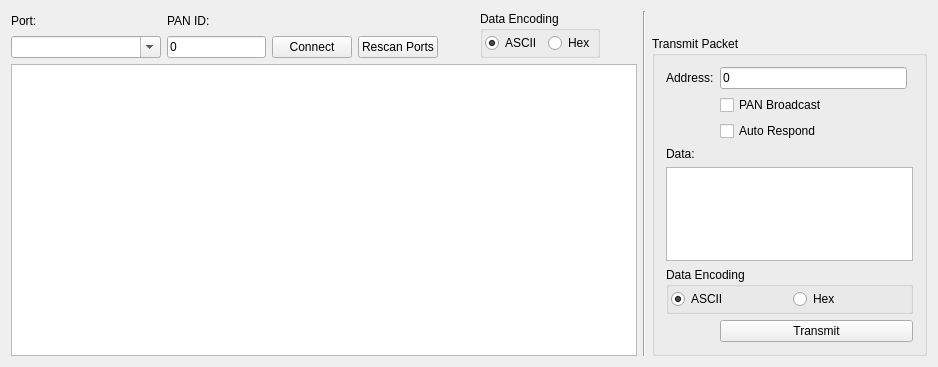
Before: the Qt Designer form tools/rfPacketInterface/widget.ui in BennettRand/Dr-Wattson, drawn with Qt 5.
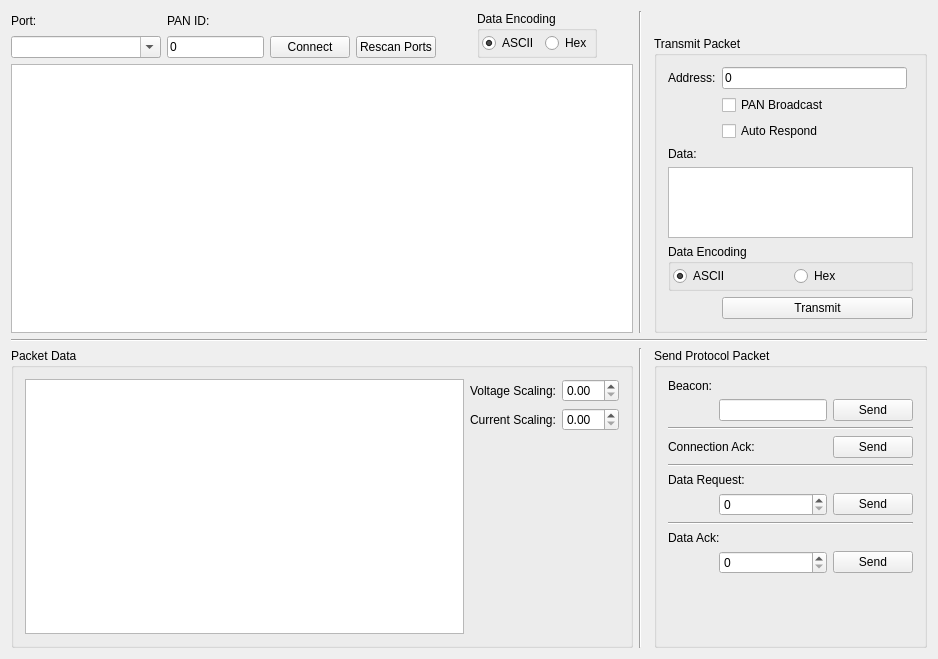
After: the same form once the commit is applied.

Commit message: Updated interface to add communication protocol support.

Diff of the .ui file:
```diff
--- a/tools/rfPacketInterface/widget.ui
+++ b/tools/rfPacketInterface/widget.ui
@@ -7,13 +7,104 @@
     <x>0</x>
     <y>0</y>
     <width>938</width>
-    <height>367</height>
+    <height>659</height>
    </rect>
   </property>
   <property name="windowTitle">
    <string>RF Packet Interface</string>
   </property>
   <layout class="QGridLayout" name="gridLayout">
+   <item row="5" column="0" colspan="10">
+    <widget class="Line" name="line_2">
+     <property name="orientation">
+      <enum>Qt::Horizontal</enum>
+     </property>
+    </widget>
+   </item>
+   <item row="6" column="0" colspan="7">
+    <widget class="QGroupBox" name="packetDataBox">
+     <property name="sizePolicy">
+      <sizepolicy hsizetype="Preferred" vsizetype="Fixed">
+       <horstretch>0</horstretch>
+       <verstretch>0</verstretch>
+      </sizepolicy>
+     </property>
+     <property name="minimumSize">
+      <size>
+       <width>0</width>
+       <height>300</height>
+      </size>
+     </property>
+     <property name="title">
+      <string>Packet Data</string>
+     </property>
+     <layout class="QGridLayout" name="gridLayout_3">
+      <item row="1" column="1">
+       <widget class="QLabel" name="currentScalingLabel">
+        <property name="text">
+         <string>Current Scaling:</string>
+        </property>
+       </widget>
+      </item>
+      <item row="0" column="0" rowspan="4">
+       <widget class="QPlainTextEdit" name="plainTextEdit">
+        <property name="minimumSize">
+         <size>
+          <width>0</width>
+          <height>0</height>
+         </size>
+        </property>
+       </widget>
+      </item>
+      <item row="3" column="1" colspan="2">
+       <spacer name="horizontalSpacer_3">
+        <property name="orientation">
+         <enum>Qt::Horizontal</enum>
+        </property>
+        <property name="sizeHint" stdset="0">
+         <size>
+          <width>40</width>
+          <height>20</height>
+         </size>
+        </property>
+       </spacer>
+      </item>
+      <item row="0" column="2">
+       <widget class="QDoubleSpinBox" name="voltagescalingSpinbox"/>
+      </item>
+      <item row="0" column="1">
+       <widget class="QLabel" name="voltageScalingLabel">
+        <property name="text">
+         <string>Voltage Scaling:</string>
+        </property>
+       </widget>
+      </item>
+      <item row="2" column="1">
+       <spacer name="verticalSpacer">
+        <property name="orientation">
+         <enum>Qt::Vertical</enum>
+        </property>
+        <property name="sizeHint" stdset="0">
+         <size>
+          <width>20</width>
+          <height>40</height>
+         </size>
+        </property>
+       </spacer>
+      </item>
+      <item row="1" column="2">
+       <widget class="QDoubleSpinBox" name="currentScalingSpinbox"/>
+      </item>
+     </layout>
+    </widget>
+   </item>
+   <item row="6" column="7">
+    <widget class="Line" name="line_3">
+     <property name="orientation">
+      <enum>Qt::Vertical</enum>
+     </property>
+    </widget>
+   </item>
    <item row="1" column="0">
     <widget class="QComboBox" name="portCombo">
      <property name="minimumSize">
@@ -27,43 +118,6 @@
      </property>
     </widget>
    </item>
-   <item row="2" column="0" rowspan="3" colspan="7">
-    <widget class="QTableView" name="tableView">
-     <property name="editTriggers">
-      <set>QAbstractItemView::NoEditTriggers</set>
-     </property>
-     <property name="showDropIndicator" stdset="0">
-      <bool>false</bool>
-     </property>
-     <property name="dragDropOverwriteMode">
-      <bool>false</bool>
-     </property>
-     <property name="alternatingRowColors">
-      <bool>true</bool>
-     </property>
-     <property name="selectionMode">
-      <enum>QAbstractItemView::ExtendedSelection</enum>
-     </property>
-     <property name="selectionBehavior">
-      <enum>QAbstractItemView::SelectRows</enum>
-     </property>
-     <property name="wordWrap">
-      <bool>true</bool>
-     </property>
-     <property name="cornerButtonEnabled">
-      <bool>false</bool>
-     </property>
-     <attribute name="horizontalHeaderDefaultSectionSize">
-      <number>100</number>
-     </attribute>
-     <attribute name="horizontalHeaderStretchLastSection">
-      <bool>true</bool>
-     </attribute>
-     <attribute name="verticalHeaderShowSortIndicator" stdset="0">
-      <bool>false</bool>
-     </attribute>
-    </widget>
-   </item>
    <item row="1" column="1">
     <widget class="QLineEdit" name="panLineEdit">
      <property name="inputMask">
@@ -119,6 +173,13 @@
      </layout>
     </widget>
    </item>
+   <item row="1" column="3">
+    <widget class="QPushButton" name="recanPortsButton">
+     <property name="text">
+      <string>Rescan Ports</string>
+     </property>
+    </widget>
+   </item>
    <item row="1" column="2">
     <widget class="QPushButton" name="connectButton">
      <property name="text">
@@ -129,13 +190,6 @@
      </property>
     </widget>
    </item>
-   <item row="1" column="3">
-    <widget class="QPushButton" name="recanPortsButton">
-     <property name="text">
-      <string>Rescan Ports</string>
-     </property>
-    </widget>
-   </item>
    <item row="1" column="4">
     <spacer name="horizontalSpacer_2">
      <property name="orientation">
@@ -162,6 +216,13 @@
      </property>
     </spacer>
    </item>
+   <item row="0" column="1">
+    <widget class="QLabel" name="panIdLabel">
+     <property name="text">
+      <string>PAN ID:</string>
+     </property>
+    </widget>
+   </item>
    <item row="0" column="7" rowspan="5">
     <widget class="Line" name="line">
      <property name="orientation">
@@ -169,7 +230,7 @@
      </property>
     </widget>
    </item>
-   <item row="1" column="8" rowspan="4">
+   <item row="1" column="9" rowspan="4">
     <widget class="QGroupBox" name="txPacketGroupBox">
      <property name="sizePolicy">
       <sizepolicy hsizetype="Preferred" vsizetype="Preferred">
@@ -283,11 +344,166 @@
      </layout>
     </widget>
    </item>
-   <item row="0" column="1">
-    <widget class="QLabel" name="panIdLabel">
-     <property name="text">
-      <string>PAN ID:</string>
+   <item row="2" column="0" rowspan="3" colspan="7">
+    <widget class="QTableView" name="tableView">
+     <property name="editTriggers">
+      <set>QAbstractItemView::NoEditTriggers</set>
      </property>
+     <property name="showDropIndicator" stdset="0">
+      <bool>false</bool>
+     </property>
+     <property name="dragDropOverwriteMode">
+      <bool>false</bool>
+     </property>
+     <property name="alternatingRowColors">
+      <bool>true</bool>
+     </property>
+     <property name="selectionMode">
+      <enum>QAbstractItemView::ExtendedSelection</enum>
+     </property>
+     <property name="selectionBehavior">
+      <enum>QAbstractItemView::SelectRows</enum>
+     </property>
+     <property name="wordWrap">
+      <bool>true</bool>
+     </property>
+     <property name="cornerButtonEnabled">
+      <bool>false</bool>
+     </property>
+     <attribute name="horizontalHeaderDefaultSectionSize">
+      <number>100</number>
+     </attribute>
+     <attribute name="horizontalHeaderStretchLastSection">
+      <bool>true</bool>
+     </attribute>
+     <attribute name="verticalHeaderShowSortIndicator" stdset="0">
+      <bool>false</bool>
+     </attribute>
+    </widget>
+   </item>
+   <item row="6" column="9">
+    <widget class="QGroupBox" name="groupBox">
+     <property name="title">
+      <string>Send Protocol Packet</string>
+     </property>
+     <layout class="QGridLayout" name="gridLayout_4">
+      <item row="0" column="0" colspan="2">
+       <widget class="QLabel" name="label">
+        <property name="text">
+         <string>Beacon:</string>
+        </property>
+       </widget>
+      </item>
+      <item row="5" column="0" colspan="2">
+       <widget class="QLabel" name="label_3">
+        <property name="text">
+         <string>Data Request:</string>
+        </property>
+       </widget>
+      </item>
+      <item row="3" column="0" colspan="2">
+       <widget class="QLabel" name="label_2">
+        <property name="text">
+         <string>Connection Ack:</string>
+        </property>
+       </widget>
+      </item>
+      <item row="1" column="0">
+       <spacer name="horizontalSpacer_4">
+        <property name="orientation">
+         <enum>Qt::Horizontal</enum>
+        </property>
+        <property name="sizeHint" stdset="0">
+         <size>
+          <width>40</width>
+          <height>20</height>
+         </size>
+        </property>
+       </spacer>
+      </item>
+      <item row="10" column="1">
+       <spacer name="verticalSpacer_2">
+        <property name="orientation">
+         <enum>Qt::Vertical</enum>
+        </property>
+        <property name="sizeHint" stdset="0">
+         <size>
+          <width>20</width>
+          <height>47</height>
+         </size>
+        </property>
+       </spacer>
+      </item>
+      <item row="6" column="2">
+       <widget class="QPushButton" name="sendDataRrequest">
+        <property name="text">
+         <string>Send</string>
+        </property>
+       </widget>
+      </item>
+      <item row="1" column="1">
+       <widget class="QLineEdit" name="networkNameEdit"/>
+      </item>
+      <item row="1" column="2">
+       <widget class="QPushButton" name="sendBaconPacket">
+        <property name="text">
+         <string>Send</string>
+        </property>
+       </widget>
+      </item>
+      <item row="4" column="0" colspan="3">
+       <widget class="Line" name="line_5">
+        <property name="orientation">
+         <enum>Qt::Horizontal</enum>
+        </property>
+       </widget>
+      </item>
+      <item row="7" column="0" colspan="3">
+       <widget class="Line" name="line_6">
+        <property name="orientation">
+         <enum>Qt::Horizontal</enum>
+        </property>
+       </widget>
+      </item>
+      <item row="3" column="2">
+       <widget class="QPushButton" name="sendConnectionAck">
+        <property name="text">
+         <string>Send</string>
+        </property>
+       </widget>
+      </item>
+      <item row="8" column="0" colspan="2">
+       <widget class="QLabel" name="label_4">
+        <property name="text">
+         <string>Data Ack:</string>
+        </property>
+       </widget>
+      </item>
+      <item row="6" column="1">
+       <widget class="QSpinBox" name="dataReqSeqNumber">
+        <property name="maximum">
+         <number>255</number>
+        </property>
+       </widget>
+      </item>
+      <item row="2" column="0" colspan="3">
+       <widget class="Line" name="line_4">
+        <property name="orientation">
+         <enum>Qt::Horizontal</enum>
+        </property>
+       </widget>
+      </item>
+      <item row="9" column="1">
+       <widget class="QSpinBox" name="dataAckSeqNumber"/>
+      </item>
+      <item row="9" column="2">
+       <widget class="QPushButton" name="sendDataAck">
+        <property name="text">
+         <string>Send</string>
+        </property>
+       </widget>
+      </item>
+     </layout>
     </widget>
    </item>
   </layout>
```
